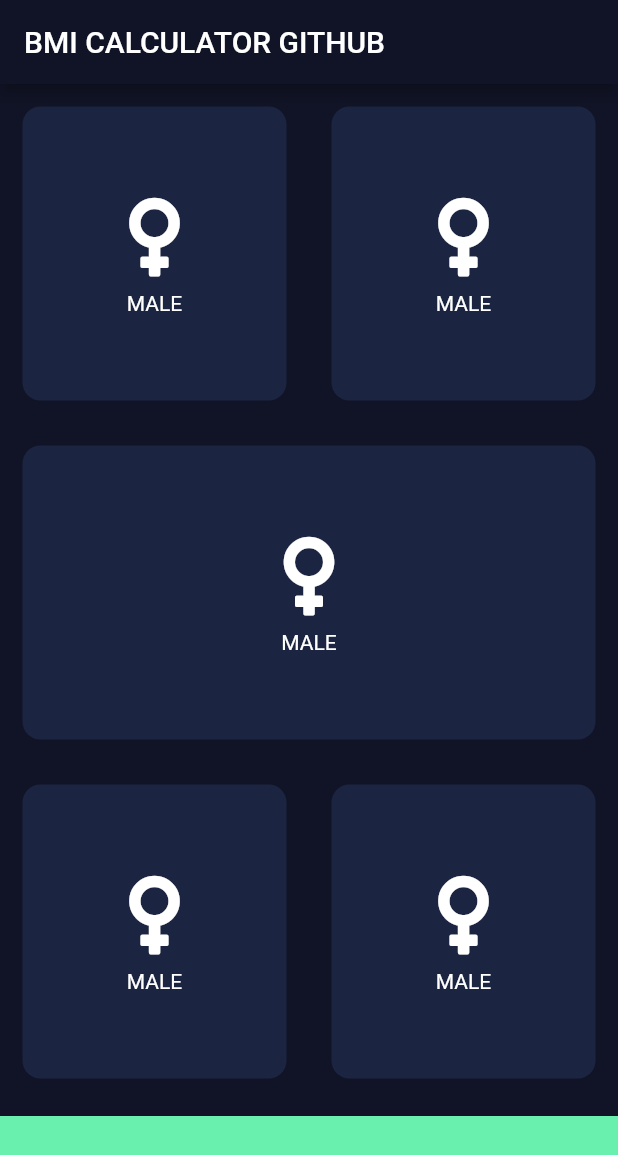
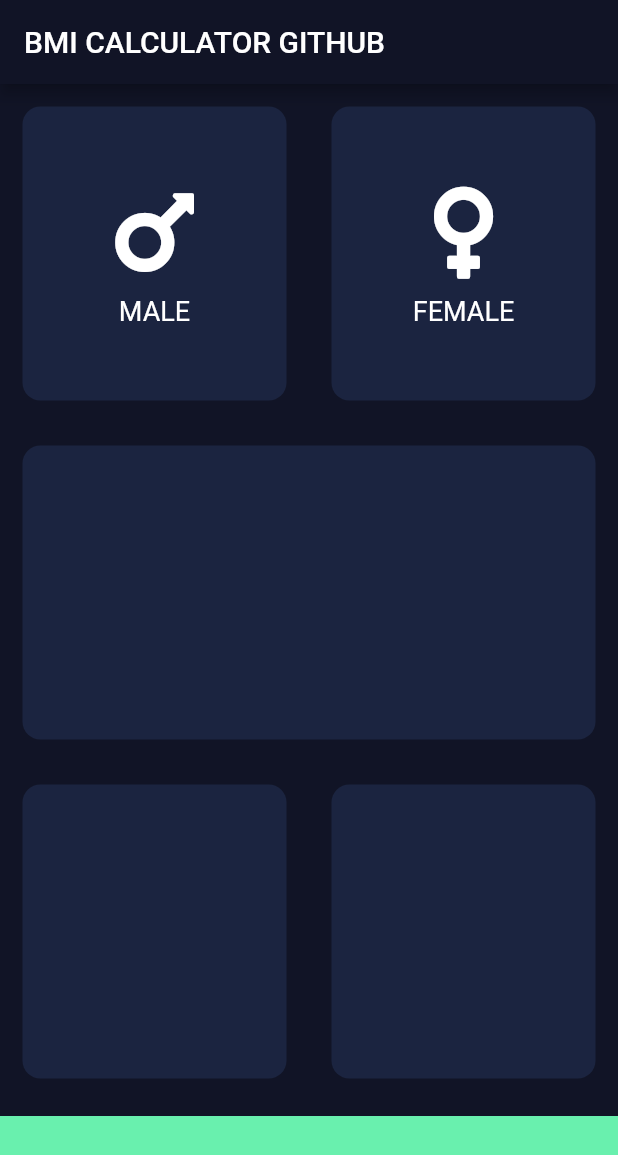
Before and after one commit to eeBarrionuevo/flutter_codigo_bmi, a Flutter app: the screen it shows after launch, on a phone screen of 412 x 824 dp. Shown: the top 1155 px of the screen. Run offline on Flutter 3.47's test engine with Material 2 defaults, Android fonts, the phone set to English and light mode, and no system bars; our stand-ins replace font_awesome_flutter.

Commit message:
ReusableCard Widget

```diff
--- a/lib/input_page.dart
+++ b/lib/input_page.dart
@@ -1,5 +1,3 @@
-
-
 import 'package:flutter/material.dart';
 import 'package:font_awesome_flutter/font_awesome_flutter.dart';
 
@@ -7,19 +5,14 @@ const activeCardColor = Color(0xff1B2440);
 const bottomContainerColor = Colors.greenAccent;
 const bottomContainerHeight = 80.0;
 
-
-
 class InputPage extends StatefulWidget {
   @override
   _InputPageState createState() => _InputPageState();
 }
 
 class _InputPageState extends State<InputPage> {
-
-
   @override
   Widget build(BuildContext context) {
-
     return Scaffold(
       appBar: AppBar(
         title: Text("BMI CALCULATOR GITHUB"),
@@ -30,12 +23,46 @@ class _InputPageState extends State<InputPage> {
             child: Row(
               children: [
                 Expanded(
-
-                  child: ReusableCard(color: activeCardColor,),
-
+                  child: ReusableCard(
+                    color: activeCardColor,
+                    childCard: Column(
+                      mainAxisAlignment: MainAxisAlignment.center,
+                      children: [
+                        FaIcon(
+                          FontAwesomeIcons.mars,
+                          size: 70.0,
+                        ),
+                        SizedBox(
+                          height: 7.0,
+                        ),
+                        Text(
+                          "MALE",
+                          style: TextStyle(fontSize: 18.0),
+                        ),
+                      ],
+                    ),
+                  ),
                 ),
                 Expanded(
-                  child:ReusableCard(color: activeCardColor,),
+                  child: ReusableCard(
+                    color: activeCardColor,
+                    childCard: Column(
+                      mainAxisAlignment: MainAxisAlignment.center,
+                      children: [
+                        FaIcon(
+                          FontAwesomeIcons.venus,
+                          size: 70.0,
+                        ),
+                        SizedBox(
+                          height: 7.0,
+                        ),
+                        Text(
+                          "FEMALE",
+                          style: TextStyle(fontSize: 18.0),
+                        ),
+                      ],
+                    ),
+                  ),
                 ),
               ],
             ),
@@ -44,7 +71,9 @@ class _InputPageState extends State<InputPage> {
             child: Row(
               children: [
                 Expanded(
-                  child: ReusableCard(color: activeCardColor,),
+                  child: ReusableCard(
+                    color: activeCardColor,
+                  ),
                 ),
               ],
             ),
@@ -53,10 +82,14 @@ class _InputPageState extends State<InputPage> {
             child: Row(
               children: [
                 Expanded(
-                  child: ReusableCard(color: activeCardColor,),
+                  child: ReusableCard(
+                    color: activeCardColor,
+                  ),
                 ),
                 Expanded(
-                  child: ReusableCard(color: activeCardColor,),
+                  child: ReusableCard(
+                    color: activeCardColor,
+                  ),
                 ),
               ],
             ),
@@ -76,28 +109,19 @@ class _InputPageState extends State<InputPage> {
 class ReusableCard extends StatelessWidget {
 
   final Color color;
+  final Widget childCard;
 
-  ReusableCard({@required this.color});
+  ReusableCard({@required this.color, @required this.childCard});
 
   @override
   Widget build(BuildContext context) {
     return Container(
       margin: EdgeInsets.all(15.0),
       decoration: BoxDecoration(
-          color: color,
-          borderRadius: BorderRadius.circular(12.0)
+        color: color,
+        borderRadius: BorderRadius.circular(12.0),
       ),
-      child: Column(
-        mainAxisAlignment: MainAxisAlignment.center,
-        children: [
-          FaIcon(FontAwesomeIcons.venus, size: 60.0,),
-          SizedBox(
-            height: 7.0,
-          ),
-          Text("MALE")
-        ],
-      ),
+      child: childCard,
     );
   }
-
 }
```
